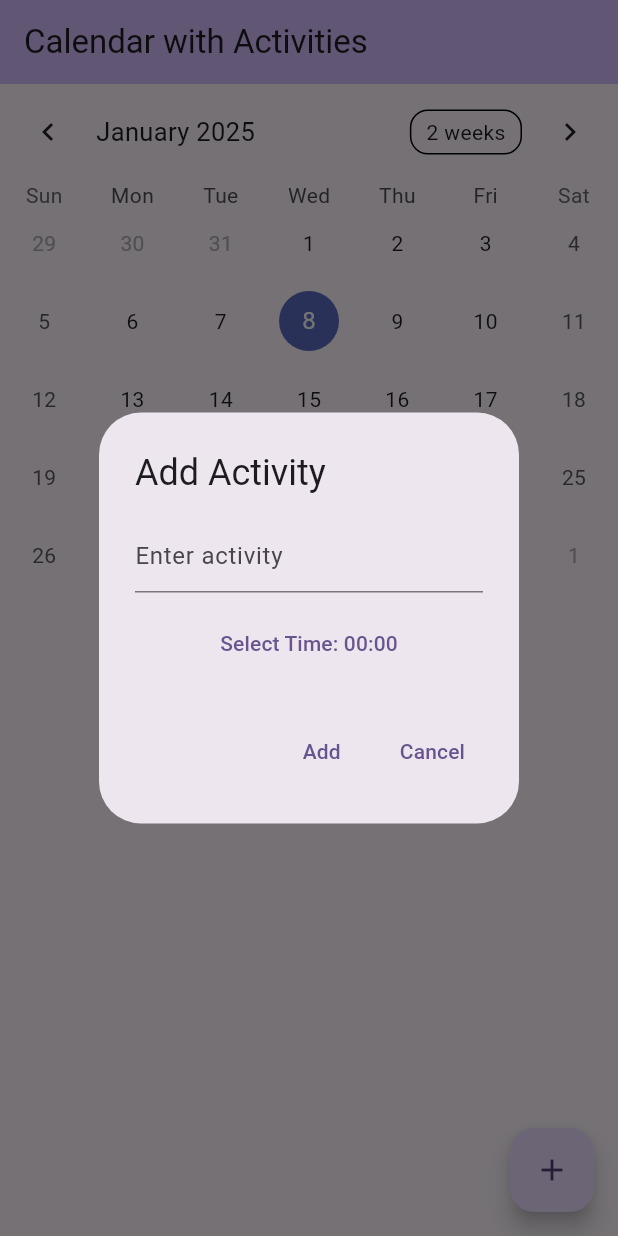
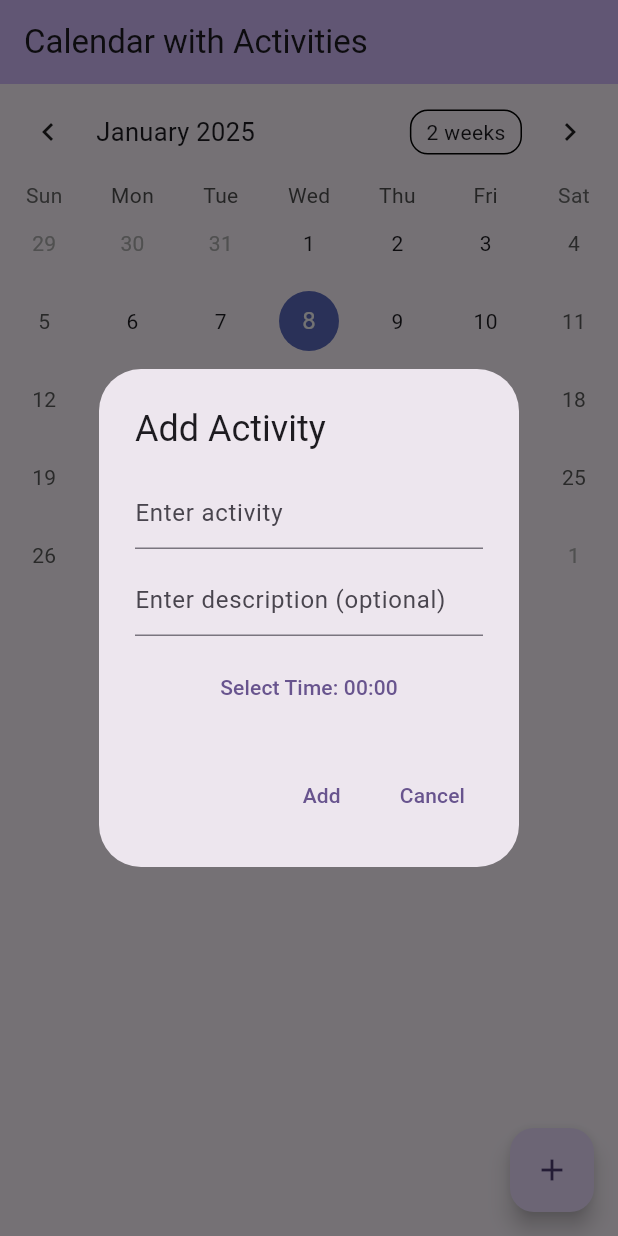
Before and after one commit to Trooptroo/MyTrainer, a Flutter app: the screen it shows after launch, after a tap on the "add" icon, on a phone screen of 412 x 824 dp. Run offline on Flutter 3.47's test engine with Material 3 defaults, Android fonts, the phone set to English and light mode, and no system bars; drawn by our look-alikes of table_calendar.

Commit message:
more calendar

```diff
--- a/lib/main.dart
+++ b/lib/main.dart
@@ -35,16 +35,20 @@
   // This will store activities for each day.
   final Map<DateTime, List<Map<String, String>>> _activities = {};
   DateTime _selectedDay = DateTime.now();
-  // ignore: unused_field
   final TextEditingController _activityController = TextEditingController();
+  final TextEditingController _descriptionController = TextEditingController();
 
   // Helper function to add an activity to a specific day
-  void _addActivity(DateTime day, String activity, String time) {
+  void _addActivity(DateTime day, String activity, String time, String? description) {
     setState(() {
       if (_activities[day] == null) {
         _activities[day] = [];
       }
-      _activities[day]!.add({'activity': activity, 'time': time});
+      _activities[day]!.add({
+        'activity': activity,
+        'time': time,
+        'description': description ?? '', // If no description, use empty string
+      });
     });
   }
 
@@ -59,6 +63,7 @@
   void _showAddActivityDialog(BuildContext context) {
     String? activity;
     String selectedTime = '00:00'; // Default time
+    String? description;
 
     showDialog(
       context: context,
@@ -69,10 +74,20 @@
             mainAxisSize: MainAxisSize.min,
             children: [
               TextField(
+                controller: _activityController,
                 onChanged: (value) {
                   activity = value;
                 },
                 decoration: const InputDecoration(hintText: 'Enter activity'),
+              ),
+              const SizedBox(height: 10),
+              // Optional Description field
+              TextField(
+                controller: _descriptionController,
+                onChanged: (value) {
+                  description = value;
+                },
+                decoration: const InputDecoration(hintText: 'Enter description (optional)'),
               ),
               const SizedBox(height: 10),
               // Time picker button
@@ -96,14 +111,20 @@
               onPressed: () {
                 Navigator.pop(context);
                 if (activity != null && activity!.isNotEmpty) {
-                  _addActivity(_selectedDay, activity!, selectedTime);
+                  _addActivity(_selectedDay, activity!, selectedTime, description);
                 }
+                // Clear the text controllers after adding
+                _activityController.clear();
+                _descriptionController.clear();
               },
               child: const Text('Add'),
             ),
             TextButton(
               onPressed: () {
                 Navigator.pop(context);
+                // Clear the text controllers if canceled
+                _activityController.clear();
+                _descriptionController.clear();
               },
               child: const Text('Cancel'),
             ),
@@ -158,6 +179,9 @@
                   ),
                   child: ListTile(
                     title: Text('${activity['activity']} - ${activity['time']}'),
+                    subtitle: activity['description']!.isNotEmpty
+                        ? Text('Description: ${activity['description']}')
+                        : null,
                   ),
                 );
               },
```
